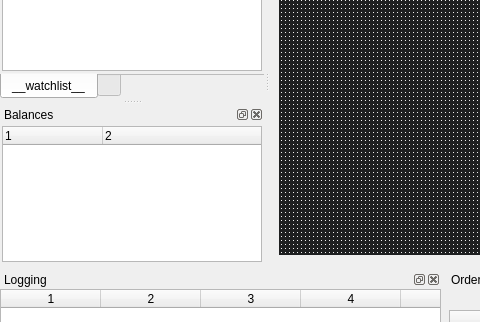
Qt form Centaur/ui/CentaurApp.ui (519984307/Centaur) before a commit; both pictures show x 0 to 480 and y 121 to 443 of the 1454 by 647 pixel window.
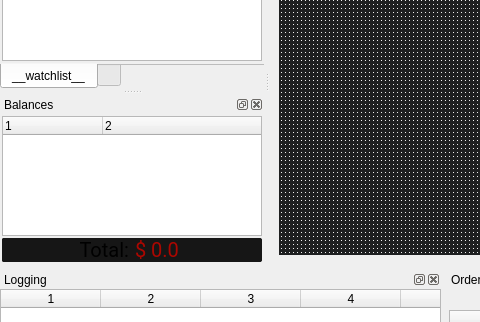
The same form after that commit. Icons and pictures are not drawn. Custom widgets are drawn as their Qt base class.

Commit message: Balances Client/Server

The edit to the form file:
```diff
--- a/Centaur/ui/CentaurApp.ui
+++ b/Centaur/ui/CentaurApp.ui
@@ -357,6 +357,93 @@
        </column>
       </widget>
      </item>
+     <item>
+      <layout class="QVBoxLayout" name="verticalLayoutTotalBalances">
+       <property name="topMargin">
+        <number>0</number>
+       </property>
+       <item>
+        <widget class="QFrame" name="balancesTotalFrame">
+         <property name="styleSheet">
+          <string notr="true">QFrame{
+background-color: rgb(22,22,22);
+border-radius: 2px;
+border-left: 0px;
+border-right: 0px;
+border-top: 0px;
+border-bottom: 0px;
+}
+
+QLabel{
+border:0px;
+}
+
+/*border-left: 20px solid */</string>
+         </property>
+         <property name="frameShape">
+          <enum>QFrame::StyledPanel</enum>
+         </property>
+         <property name="frameShadow">
+          <enum>QFrame::Raised</enum>
+         </property>
+         <layout class="QHBoxLayout" name="horizontalLayout_2">
+          <property name="spacing">
+           <number>-1</number>
+          </property>
+          <property name="leftMargin">
+           <number>0</number>
+          </property>
+          <property name="topMargin">
+           <number>0</number>
+          </property>
+          <property name="rightMargin">
+           <number>0</number>
+          </property>
+          <property name="bottomMargin">
+           <number>0</number>
+          </property>
+          <item>
+           <widget class="QLabel" name="labelTotal">
+            <property name="font">
+             <font>
+              <family>Roboto</family>
+              <pointsize>15</pointsize>
+             </font>
+            </property>
+            <property name="text">
+             <string>Total:</string>
+            </property>
+            <property name="alignment">
+             <set>Qt::AlignRight|Qt::AlignTrailing|Qt::AlignVCenter</set>
+            </property>
+           </widget>
+          </item>
+          <item>
+           <widget class="QLabel" name="totalBalances">
+            <property name="font">
+             <font>
+              <family>Roboto</family>
+              <pointsize>15</pointsize>
+             </font>
+            </property>
+            <property name="styleSheet">
+             <string notr="true">QLabel{
+color: rgb(172, 6, 0);
+border-radius: 3px;
+min-width: 85px;
+qproperty-alignment: AlignCenter;
+}</string>
+            </property>
+            <property name="text">
+             <string>$ 0.0</string>
+            </property>
+           </widget>
+          </item>
+         </layout>
+        </widget>
+       </item>
+      </layout>
+     </item>
     </layout>
    </widget>
   </widget>
```
The commit also changes 26 other files.
